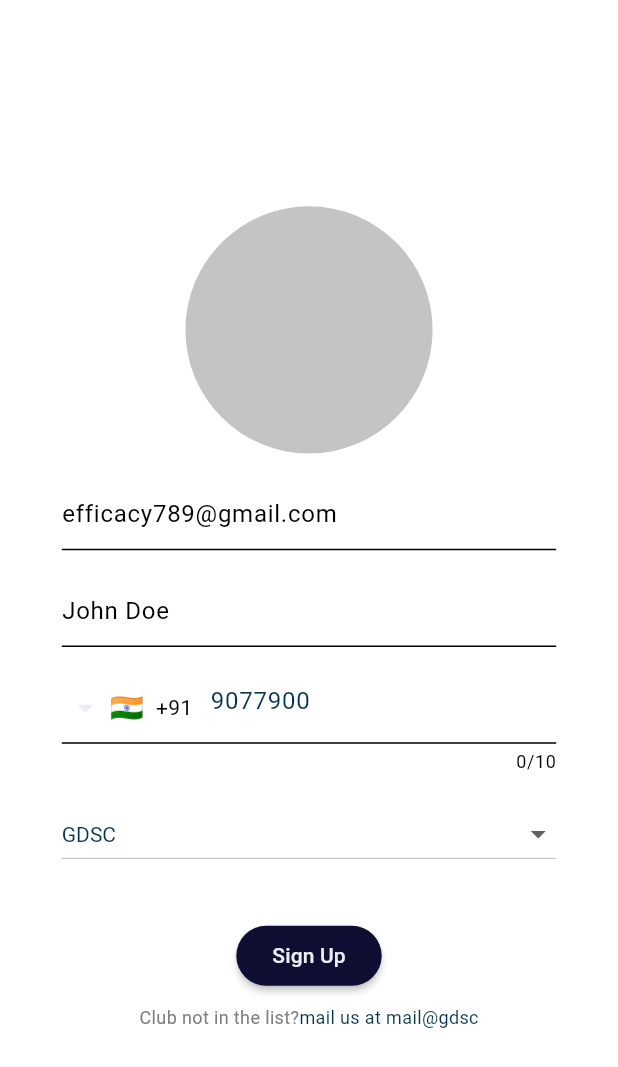
After one commit to gdsc-nits-org/efficacy_admin, a Flutter app: the LoginPage screen opened by its route, on a phone screen of 412 x 824 dp. The commit adds this screen. Shown: the top 1067 px of the screen. Run offline on Flutter 3.47's test engine with Material 2 defaults, Android fonts, the phone set to English and light mode, and no system bars; drawn by our look-alikes of intl_phone_field; our stand-ins replace flutter_dotenv, freezed_annotation, google_sign_in, hive, intl_phone_number_input; missing offline and left inert: mongo_dart; accounts and stored records are empty; Roboto replaces fonts that are missing (Comfortaa).

Commit message:
login page created

```diff
--- a/lib/main.dart
+++ b/lib/main.dart
@@ -1,3 +1,4 @@
+import 'package:efficacy_admin/pages/login/login_page.dart';
 import 'package:efficacy_admin/utils/local_database/local_database.dart';
 import 'package:flutter/material.dart';
 import 'utils/utils.dart';
@@ -27,7 +28,8 @@ class MyApp extends StatelessWidget {
         ExperimentPage.routeName: (BuildContext context) =>
             const ExperimentPage(),
         WelcomePage.routeName: (context) => const WelcomePage(),
-        SplashScreen.routeName: (context) => const SplashScreen()
+        SplashScreen.routeName: (context) => const SplashScreen(),
+        LoginPage.routeName: (context) => const LoginPage()
       },
       builder: ErrorHandler.handle,
       theme: lightTheme,
--- /dev/null
+++ b/lib/pages/login/login_page.dart
@@ -0,0 +1,128 @@
+import 'package:flutter/material.dart';
+import 'package:intl_phone_field/intl_phone_field.dart';
+
+class LoginPage extends StatefulWidget {
+  static const String routeName = '/loginpage';
+
+  const LoginPage({super.key});
+
+  @override
+  State<LoginPage> createState() => _LoginPageState();
+}
+
+class _LoginPageState extends State<LoginPage> {
+  String dropdownvalue = 'GDSC';
+
+  // List of items in our dropdown menu
+  var items = [
+    'GDSC',
+    'Eco Club',
+    'Item 3',
+    'Item 4',
+  ];
+
+  @override
+  Widget build(BuildContext context) {
+    double myWidth = MediaQuery.of(context).size.width;
+    double myHeight = MediaQuery.of(context).size.height;
+    return Scaffold(
+      backgroundColor: Colors.white,
+      body: SizedBox(
+        width: double.infinity,
+        child: Column(
+          mainAxisAlignment: MainAxisAlignment.center,
+          crossAxisAlignment: CrossAxisAlignment.center,
+          children: [
+            CircleAvatar(
+              backgroundColor: const Color.fromRGBO(196, 196, 196, 1),
+              radius: myWidth * 0.2,
+              child: const SizedBox(),
+            ),
+            SizedBox(
+              height: myHeight * 0.02,
+            ),
+            //login form
+            Form(
+                child: SizedBox(
+              width: myWidth * 0.8,
+              child: Column(
+                children: [
+                  //email field
+                  TextFormField(
+                    keyboardType: TextInputType.emailAddress,
+                    decoration: const InputDecoration(
+                      hintText: "efficacy789@gmail.com",
+                    ),
+                  ),
+                  SizedBox(
+                    height: myHeight * 0.02,
+                  ),
+                  //name field
+                  TextFormField(
+                    decoration: const InputDecoration(hintText: "John Doe"),
+                  ),
+                  SizedBox(
+                    height: myHeight * 0.02,
+                  ),
+                  //intl number field
+                  const IntlPhoneField(
+                    keyboardType: TextInputType.phone,
+                    decoration: InputDecoration(
+                      hintText: "9077900",
+                      hintStyle: TextStyle(color: Color.fromRGBO(5, 53, 75, 1)),
+                    ),
+                    initialCountryCode: 'IN',
+                  ),
+                  SizedBox(
+                    height: myHeight * 0.02,
+                  ),
+                  //club menu field
+                  DropdownButton(
+                    isExpanded: true,
+                    dropdownColor: const Color.fromRGBO(237, 249, 255, 1),
+                    style: const TextStyle(color: Color.fromRGBO(5, 53, 75, 1)),
+                    value: dropdownvalue,
+                    items: items.map((String items) {
+                      return DropdownMenuItem(
+                        value: items,
+                        child: Text(items),
+                      );
+                    }).toList(),
+                    onChanged: (String? newValue) {
+                      setState(() {
+                        dropdownvalue = newValue!;
+                      });
+                    },
+                  ),
+                  SizedBox(
+                    height: myHeight * 0.04,
+                  ),
+                  ElevatedButton(onPressed: () {}, child: Text("Sign Up")),
+                  SizedBox(
+                    height: myHeight * 0.01,
+                  ),
+                  Row(
+                    mainAxisAlignment: MainAxisAlignment.center,
+                    children: [
+                      Text(
+                        "Club not in the list?",
+                        style: TextStyle(
+                            fontSize: 12,
+                            color: Color.fromRGBO(128, 128, 128, 1)),
+                      ),
+                      Text(
+                        "mail us at mail@gdsc",
+                        style: TextStyle(
+                            fontSize: 12, color: Color.fromRGBO(5, 53, 76, 1)),
+                      )
+                    ],
+                  )
+                ],
+              ),
+            ))
+          ],
+        ),
+      ),
+    );
+  }
+}
--- a/lib/pages/login/splash_screen.dart
+++ b/lib/pages/login/splash_screen.dart
@@ -18,11 +18,11 @@ class _SplashScreenState extends State<SplashScreen> {
   void initState() {
     // TODO: implement initState
     super.initState();
-    Timer(Duration(seconds: 3), () {
+    Timer(const Duration(seconds: 3), () {
       Navigator.pushReplacement(
           context,
           MaterialPageRoute(
-            builder: (context) => WelcomePage(),
+            builder: (context) => const WelcomePage(),
           ));
     });
   }
--- a/lib/pages/login/welcome_page.dart
+++ b/lib/pages/login/welcome_page.dart
@@ -1,3 +1,4 @@
+import 'package:efficacy_admin/pages/login/login_page.dart';
 import 'package:flutter/material.dart';
 
 class WelcomePage extends StatelessWidget {
@@ -43,7 +44,7 @@ class WelcomePage extends StatelessWidget {
                 "Lorem ipsum dolor sit amet, consectetur adipiscing elit. Suscipit sed augue quam amet, sed gravida.",
                 textAlign: TextAlign.center,
                 style: TextStyle(
-                    fontSize: 17, color: Colors.black.withOpacity(0.65)),
+                    fontSize: 16, color: Colors.black.withOpacity(0.65)),
               ),
             ),
             SizedBox(
@@ -51,7 +52,9 @@ class WelcomePage extends StatelessWidget {
             ),
             //sign in with google button
             InkWell(
-                onTap: () {},
+                onTap: () {
+                  Navigator.pushNamed(context, LoginPage.routeName);
+                },
                 child: Image.asset(
                     "assets/images/btn_google_signin_light_normal_web@2x 1.png"))
           ],
--- a/pubspec.yaml
+++ b/pubspec.yaml
@@ -28,6 +28,7 @@ dependencies:
   mongo_dart: ^0.9.1
   hive: ^2.2.3
   path_provider: ^2.1.1
+  intl_phone_field: ^3.2.0
 
 
 
```
Also changed, not shown: pubspec.lock.
